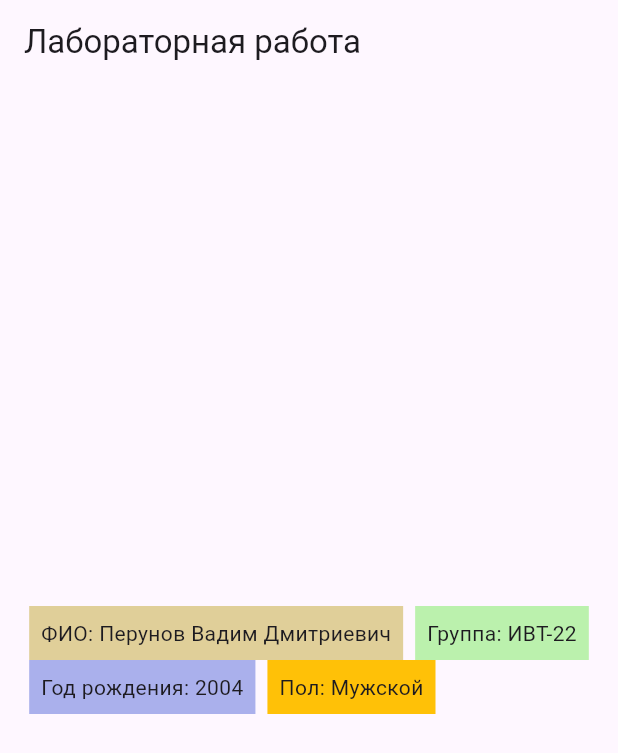
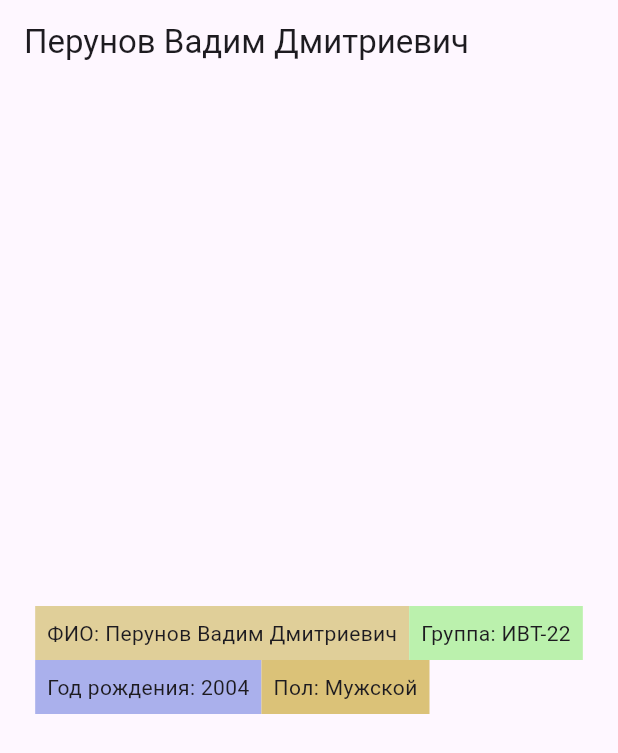
Before and after one commit to PerunovVadim/Flutter-Projects, a Flutter app: the screen it shows after launch, on a phone screen of 412 x 824 dp. Shown: the top 753 px of the screen. Run offline on Flutter 3.47's test engine with Material 3 defaults, Android fonts, the phone set to English and light mode, and no system bars.

Commit message:
Edit AppBar

```diff
--- a/widgets/lib/main.dart
+++ b/widgets/lib/main.dart
@@ -10,7 +10,7 @@ class MyApp extends StatelessWidget {
     return MaterialApp(
       home: Scaffold(
         appBar: AppBar(
-          title: Text('Лабораторная работа'),
+          title: Text('Перунов Вадим Дмитриевич'),
         ),
         body: MyHomePage(),
       ),
@@ -26,7 +26,7 @@ class MyHomePage extends StatelessWidget {
         mainAxisAlignment: MainAxisAlignment.center,
         children: <Widget>[
           Wrap(
-            spacing: 8.0,
+            spacing: 0.0,
             children: [
             Container(
               padding: EdgeInsets.all(8.0),
@@ -45,7 +45,7 @@ class MyHomePage extends StatelessWidget {
             ),
             Container(
               padding: EdgeInsets.all(8.0),
-              color: Colors.amber,
+              color: const Color.fromARGB(255, 219, 194, 120),
               child: Text('Пол: Мужской'),
             ),
             ],
```
